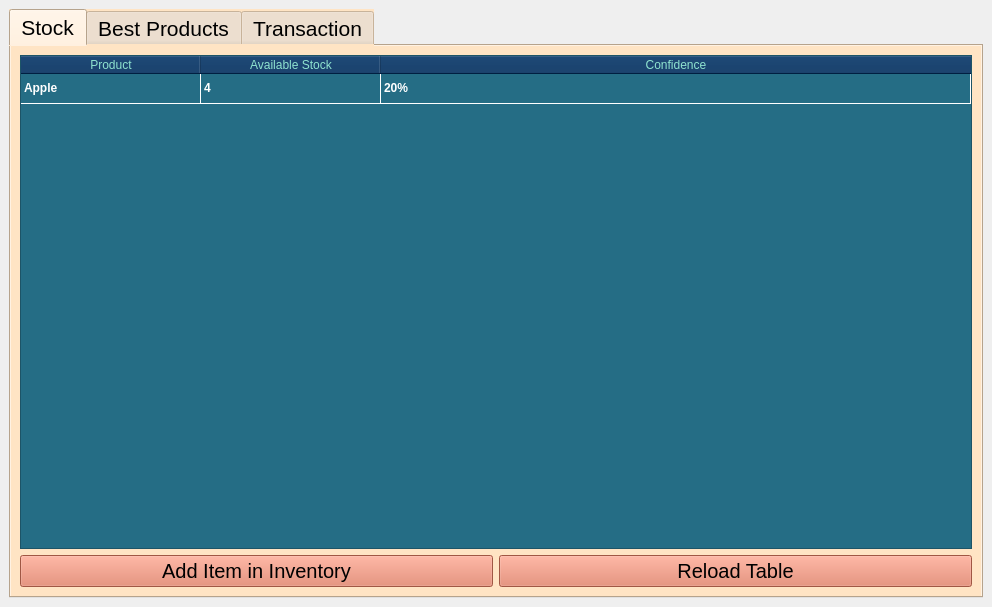
Above: Apriori/mainwindow.ui from KamruzzamanAsif/Cube-DB before the change. Below: the same form after it.
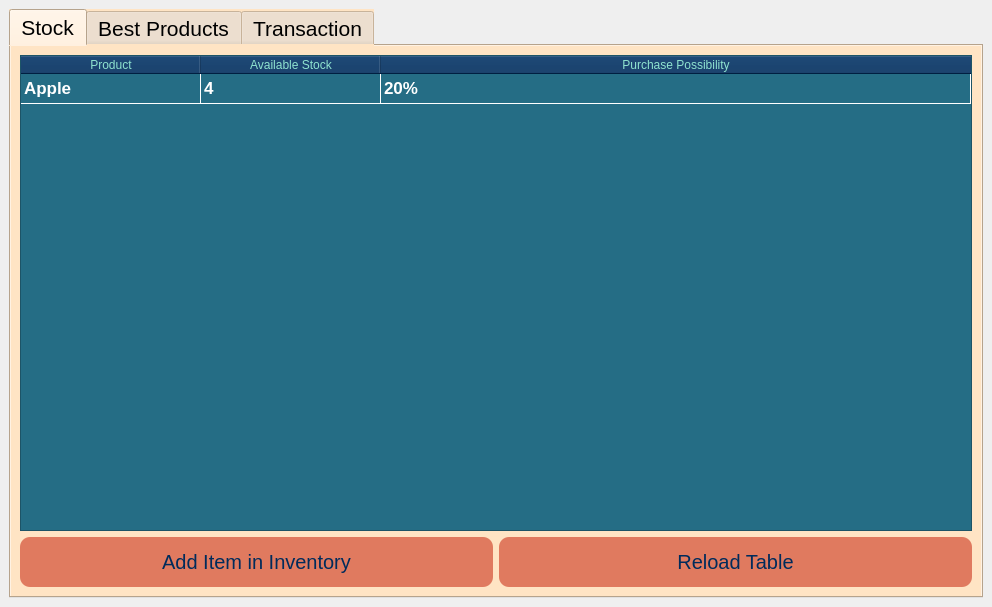
That is the form after the change.

The edit to the form file:
```diff
--- a/Apriori/mainwindow.ui
+++ b/Apriori/mainwindow.ui
@@ -47,13 +47,30 @@
        <layout class="QGridLayout" name="gridLayout_4">
         <item row="1" column="0">
          <widget class="QPushButton" name="update_inventory_btn">
+          <property name="minimumSize">
+           <size>
+            <width>0</width>
+            <height>50</height>
+           </size>
+          </property>
           <property name="font">
            <font>
             <pointsize>15</pointsize>
            </font>
           </property>
           <property name="styleSheet">
-           <string notr="true">background-color: rgb(224, 122, 95);</string>
+           <string notr="true">QPushButton {
+background-color: rgb(224, 122, 95);
+color:  rgb(0, 43, 91);
+border-radius: 10px;
+}
+
+QPushButton::hover:!pressed {
+	
+	background-color: rgb(199, 107, 84);
+	color: rgb(0, 43, 91);
+
+}</string>
           </property>
           <property name="text">
            <string>Add Item in Inventory</string>
@@ -62,13 +79,30 @@
         </item>
         <item row="1" column="1">
          <widget class="QPushButton" name="reload_btn">
+          <property name="minimumSize">
+           <size>
+            <width>0</width>
+            <height>50</height>
+           </size>
+          </property>
           <property name="font">
            <font>
             <pointsize>15</pointsize>
            </font>
           </property>
           <property name="styleSheet">
-           <string notr="true">background-color: rgb(224, 122, 95);</string>
+           <string notr="true">QPushButton {
+background-color: rgb(224, 122, 95);
+color:  rgb(0, 43, 91);
+border-radius: 10px;
+}
+
+QPushButton::hover:!pressed {
+	
+	background-color: rgb(199, 107, 84);
+	color: rgb(0, 43, 91);
+
+}</string>
           </property>
           <property name="text">
            <string>Reload Table</string>
@@ -79,6 +113,7 @@
          <widget class="QTableWidget" name="stockTable">
           <property name="font">
            <font>
+            <pointsize>13</pointsize>
             <weight>75</weight>
             <bold>true</bold>
            </font>
@@ -97,6 +132,12 @@
 	color: #fff;
 }</string>
           </property>
+          <property name="verticalScrollBarPolicy">
+           <enum>Qt::ScrollBarAsNeeded</enum>
+          </property>
+          <property name="sortingEnabled">
+           <bool>true</bool>
+          </property>
           <attribute name="horizontalHeaderCascadingSectionResizes">
            <bool>true</bool>
           </attribute>
@@ -141,7 +182,7 @@
           </column>
           <column>
            <property name="text">
-            <string>Confidence</string>
+            <string>Purchase Possibility</string>
            </property>
           </column>
           <item row="0" column="0">
```
Left out of the diff: 24 changed lines with no effect on the pictures.
